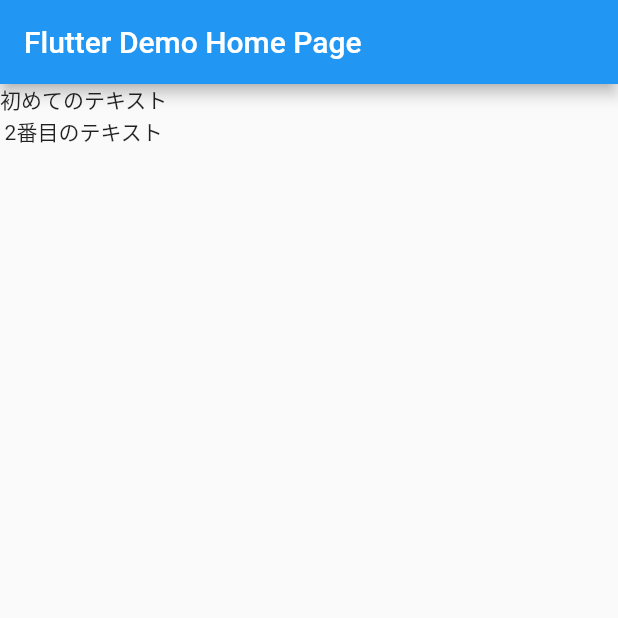
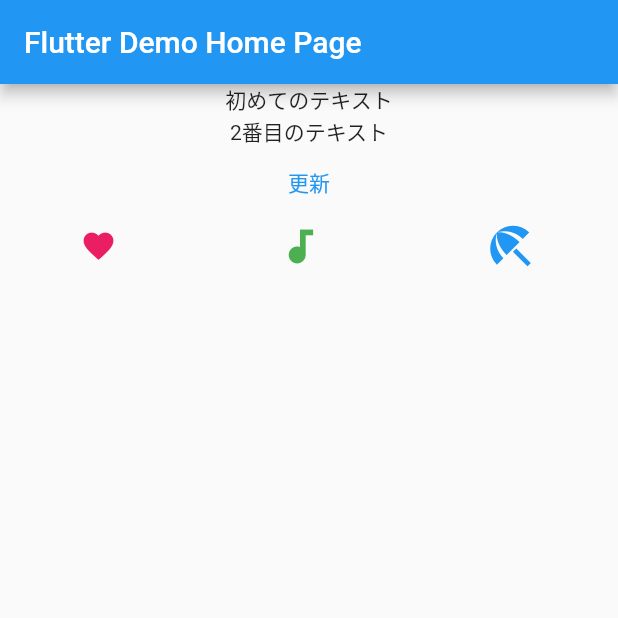
Before and after one commit to Osadakun/sample_flutter, a Flutter app: the screen it shows after launch, on a phone screen of 412 x 824 dp, the top half of it. Run offline on Flutter 3.47's test engine with Material 2 defaults, Android fonts, the phone set to English and light mode, and no system bars.

Commit message:
アイコンの追加とテキストの配置

```diff
--- a/sample_project/lib/main.dart
+++ b/sample_project/lib/main.dart
@@ -48,7 +48,31 @@ class _MyHomePageState extends State<MyHomePage> {
         ),
         body: Column(children: [
           Text("初めてのテキスト"),
-            Text("2番目のテキスト")
+          Text("2番目のテキスト"),
+          TextButton(
+            onPressed: () => {print("ボタンが押されたよ")},         // ターミナルに表示されるからデバッグに使える
+            child: Text("更新"),
+          ),
+          Row(
+            mainAxisAlignment: MainAxisAlignment.spaceAround,
+            children: [
+              Icon(
+                Icons.favorite,
+                color: Colors.pink,
+                size: 24.0,
+              ),
+              Icon(
+                Icons.audiotrack,
+                color: Colors.green,
+                size: 30.0,
+              ),
+              Icon(
+                Icons.beach_access,
+                color: Colors.blue,
+                size: 36.0,
+              ),
+            ],
+          )
         ]
         )
     );       // この2つのテキストはColumnの子要素になる
```
